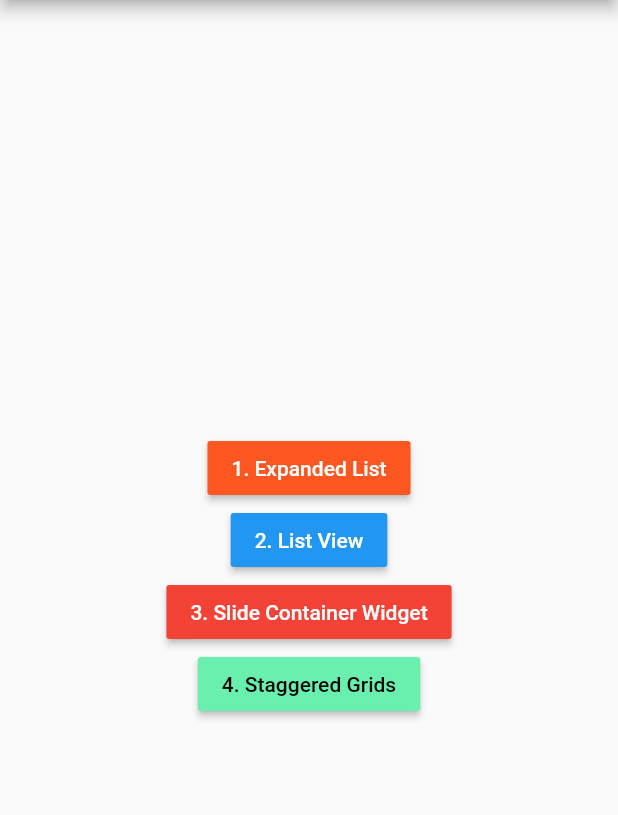
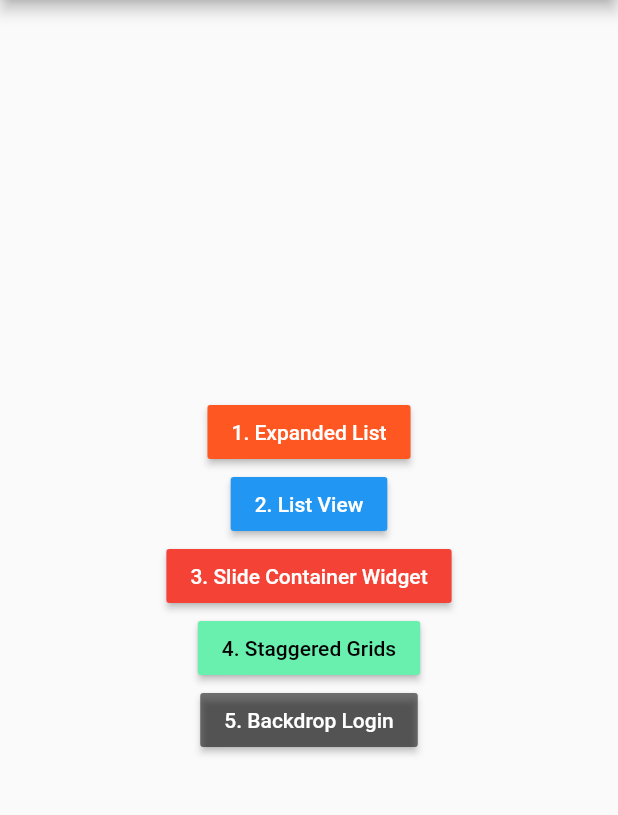
Before and after one commit to app2ai/flutter_widgets, a Flutter app: the screen it shows after launch, on a phone screen of 412 x 824 dp, the part 84-899 px from its top. Run offline on Flutter 3.47's test engine with Material 2 defaults, Android fonts, the phone set to English and light mode, and no system bars; our stand-ins replace backdrop.

Commit message:
added back drop widget

```diff
--- a/lib/main.dart
+++ b/lib/main.dart
@@ -1,5 +1,6 @@
 import 'package:flutter/material.dart';
 import 'package:least_count_demo/widget/DynamicWidget.dart';
+import 'package:least_count_demo/widget/bd_login.dart';
 
 void main() => runApp(MyApp());
 
@@ -59,6 +60,11 @@ class _MyHomePageState extends State<MyHomePage> {
               child: Text("4. Staggered Grids", style: TextStyle(color: Colors.black),),
               color: Colors.greenAccent,
             ),
+            RaisedButton(
+              onPressed: ()=> _openWidget(5, "Backdrop Login"),
+              child: Text("5. Backdrop Login", style: TextStyle(color: Colors.white),),
+              color: Colors.black54,
+            ),
           ],
         ),
       )
@@ -66,6 +72,10 @@ class _MyHomePageState extends State<MyHomePage> {
   }
 
   void _openWidget(int index, String title){
+    if(index == 5){
+      Navigator.of(context).push(MaterialPageRoute(builder: (context)=> BackDropLoginDemo()));
+      return;
+    }
     Navigator.of(context).push(MaterialPageRoute(builder: (context)=> DynamicWidget(index, title)));
   }
 }
--- a/lib/widget/DynamicWidget.dart
+++ b/lib/widget/DynamicWidget.dart
@@ -1,3 +1,4 @@
+import 'package:backdrop/backdrop.dart';
 import 'package:flutter/cupertino.dart';
 import 'package:flutter/material.dart';
 import 'package:flutter_staggered_grid_view/flutter_staggered_grid_view.dart';
@@ -41,6 +42,7 @@ class _DynamicWidgetState extends State<DynamicWidget> {
       case 2: return _listView();
       case 3: return _theContainer();
       case 4: return _staggredGridView();
+      case 5: return _backdrop();
     }
     return null;
   }
@@ -145,4 +147,14 @@ class _DynamicWidgetState extends State<DynamicWidget> {
       ),
     );
   }
+
+  // Its optional
+  Widget _backdrop(){
+    return BackdropScaffold(
+      title: Text("BD login"),
+      headerHeight: 50.0,frontLayerBorderRadius: BorderRadius.circular(10.0),
+      backLayer: Center(child: Text("I am back cover"),),
+      frontLayer: Center(child: Text("I am front cover"),),
+    );
+  }
 }
--- /dev/null
+++ b/lib/widget/bd_login.dart
@@ -0,0 +1,22 @@
+import 'package:backdrop/backdrop.dart';
+import 'package:flutter/material.dart';
+
+
+class BackDropLoginDemo extends StatefulWidget {
+  @override
+  _BackDropLoginDemoState createState() => _BackDropLoginDemoState();
+}
+
+class _BackDropLoginDemoState extends State<BackDropLoginDemo> {
+  @override
+  Widget build(BuildContext context) {
+    return MaterialApp(
+      home: BackdropScaffold(
+        title: Text("BD login"),
+        headerHeight: 50.0,frontLayerBorderRadius: BorderRadius.circular(10.0),
+        backLayer: Center(child: Text("I am back cover"),),
+        frontLayer: Center(child: Text("I am front cover"),),
+      ),
+    );
+  }
+}
--- a/pubspec.yaml
+++ b/pubspec.yaml
@@ -24,6 +24,7 @@ dependencies:
   # Use with the CupertinoIcons class for iOS style icons.
   cupertino_icons: ^0.1.2
   flutter_staggered_grid_view:
+  backdrop: ^0.1.0
 
 dev_dependencies:
   flutter_test:
```
Also changed, not shown: pubspec.lock.
